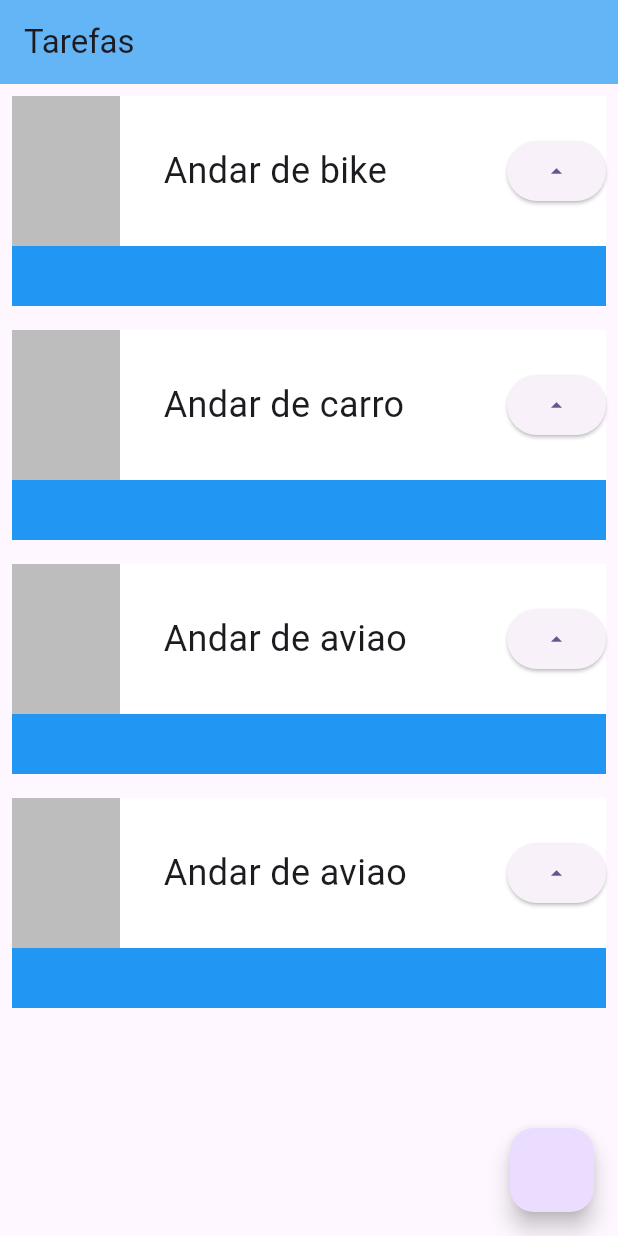
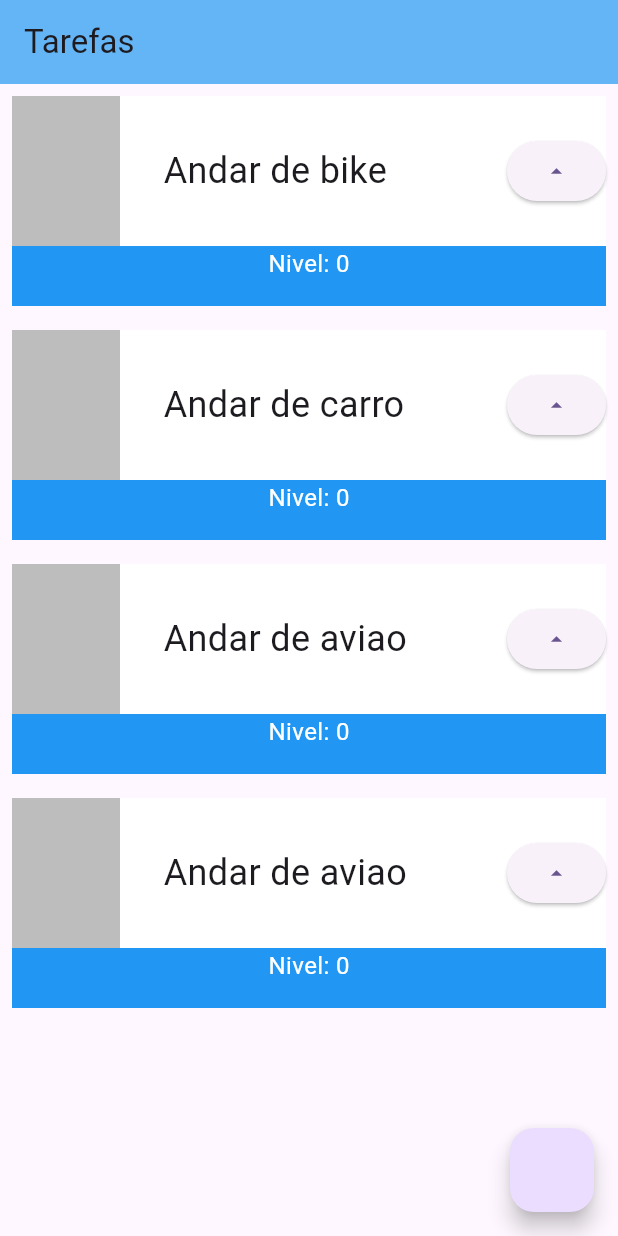
Before and after one commit to dudurb17/nosso_primeiro_projeto_flutter, a Flutter app: the screen it shows after launch, on a phone screen of 412 x 824 dp. Run offline on Flutter 3.47's test engine with Material 3 defaults, Android fonts, the phone set to English and light mode, and no system bars.

Commit message:
encontrando o problema do stateless de nao mudar o lvl

```diff
--- a/lib/main.dart
+++ b/lib/main.dart
@@ -40,6 +40,7 @@ class Task extends StatelessWidget {
 
   @override
   Widget build(BuildContext context) {
+    int nivel = 0;
     return Padding(
       padding: const EdgeInsets.all(8),
       child: Stack(
@@ -48,6 +49,8 @@ class Task extends StatelessWidget {
             color: Colors.blue,
             height: 140,
           ),
+          Column(
+            children: [
               Container(
                 color: Colors.white,
                 height: 100,
@@ -63,16 +66,25 @@ class Task extends StatelessWidget {
                       width: 200,
                       child: Text(
                         nome,
-                    style: TextStyle(
+                        style: const TextStyle(
                           fontSize: 24,
                         ),
                         overflow: TextOverflow.ellipsis,
                       ),
                     ),
                     ElevatedButton(
-                    onPressed: () {}, child: Icon(Icons.arrow_drop_up))
+                        onPressed: () {
+                          nivel++;
+                        },
+                        child: const Icon(Icons.arrow_drop_up))
                   ],
                 ),
+              ),
+              Text(
+                "Nivel: $nivel",
+                style: TextStyle(color: Colors.white, fontSize: 16),
+              )
+            ],
           )
         ],
       ),
```
Lines whose indentation alone changed are shown as unchanged.
